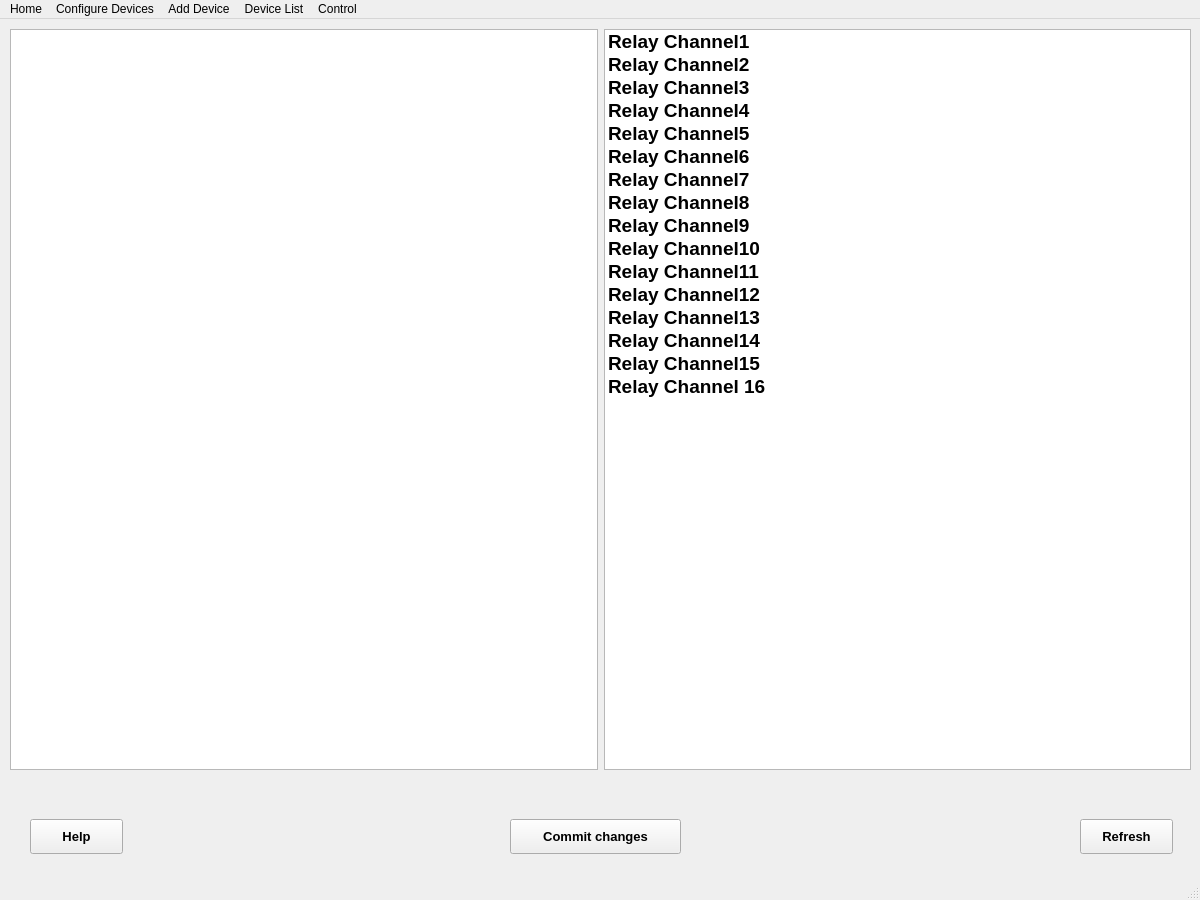
Before: the Qt Designer form view/Configure.ui in abhipray-cpu/home-automatation, drawn with Qt 5.
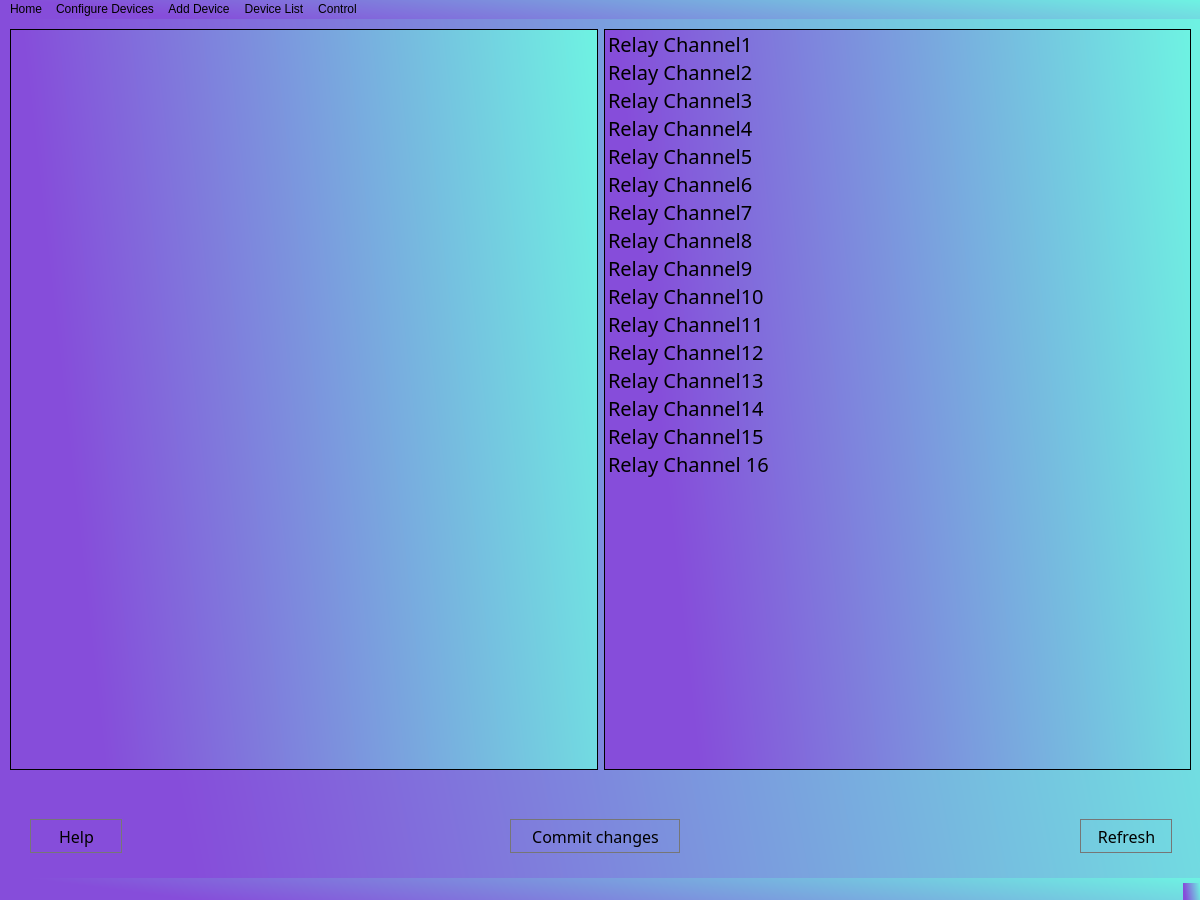
After: the same form once the commit is applied.

The edit to the form file:
```diff
--- a/view/Configure.ui
+++ b/view/Configure.ui
@@ -13,6 +13,9 @@
   <property name="windowTitle">
    <string>MainWindow</string>
   </property>
+  <property name="styleSheet">
+   <string notr="true">background-color: qlineargradient(spread:pad, x1:0.039801, y1:0.136, x2:1, y2:0, stop:0 rgba(134, 77, 218, 255), stop:1 rgba(110, 243, 226, 255));</string>
+  </property>
   <widget class="QWidget" name="MainWidget">
    <widget class="QWidget" name="horizontalLayoutWidget">
     <property name="geometry">
@@ -28,22 +31,35 @@
       <widget class="QListWidget" name="AvailabelDevieList">
        <property name="font">
         <font>
-         <pointsize>14</pointsize>
-         <weight>75</weight>
-         <bold>true</bold>
+         <family>Mongolian Baiti</family>
+         <pointsize>15</pointsize>
+         <weight>50</weight>
+         <italic>false</italic>
+         <bold>false</bold>
         </font>
        </property>
+       <property name="styleSheet">
+        <string notr="true">font: 15pt &quot;Mongolian Baiti&quot;;</string>
+       </property>
       </widget>
      </item>
      <item>
       <widget class="QListWidget" name="ActiveDeviceList">
        <property name="font">
         <font>
-         <pointsize>14</pointsize>
-         <weight>75</weight>
-         <bold>true</bold>
+         <family>Mongolian Baiti</family>
+         <pointsize>15</pointsize>
+         <weight>50</weight>
+         <italic>false</italic>
+         <bold>false</bold>
         </font>
        </property>
+       <property name="toolTip">
+        <string extracomment="This is the list of available relay channels"/>
+       </property>
+       <property name="styleSheet">
+        <string notr="true">font: 15pt &quot;Mongolian Baiti&quot;;</string>
+       </property>
        <item>
         <property name="text">
          <string>Relay Channel1</string>
@@ -139,14 +155,28 @@
     </property>
     <property name="font">
      <font>
-      <pointsize>10</pointsize>
-      <weight>75</weight>
-      <bold>true</bold>
+      <family>Mongolian Baiti</family>
+      <pointsize>12</pointsize>
+      <weight>50</weight>
+      <italic>false</italic>
+      <bold>false</bold>
      </font>
     </property>
+    <property name="autoFillBackground">
+     <bool>false</bool>
+    </property>
+    <property name="styleSheet">
+     <string notr="true">font: 12pt &quot;Mongolian Baiti&quot;;</string>
+    </property>
     <property name="text">
      <string>Help</string>
     </property>
+    <property name="default">
+     <bool>true</bool>
+    </property>
+    <property name="flat">
+     <bool>true</bool>
+    </property>
    </widget>
    <widget class="QPushButton" name="CommitChangeBtn">
     <property name="geometry">
@@ -159,14 +189,26 @@
     </property>
     <property name="font">
      <font>
-      <pointsize>10</pointsize>
-      <weight>75</weight>
-      <bold>true</bold>
+      <family>Mongolian Baiti</family>
+      <pointsize>12</pointsize>
+      <weight>50</weight>
+      <italic>false</italic>
+      <bold>false</bold>
      </font>
     </property>
+    <property name="styleSheet">
+     <string notr="true">font: 12pt &quot;Mongolian Baiti&quot;;
+</string>
+    </property>
     <property name="text">
      <string>Commit changes</string>
     </property>
+    <property name="default">
+     <bool>true</bool>
+    </property>
+    <property name="flat">
+     <bool>true</bool>
+    </property>
    </widget>
    <widget class="QPushButton" name="refresh">
     <property name="geometry">
@@ -179,14 +221,28 @@
     </property>
     <property name="font">
      <font>
-      <pointsize>10</pointsize>
-      <weight>75</weight>
-      <bold>true</bold>
+      <family>Mongolian Baiti</family>
+      <pointsize>12</pointsize>
+      <weight>50</weight>
+      <italic>false</italic>
+      <bold>false</bold>
      </font>
     </property>
+    <property name="styleSheet">
+     <string notr="true">font: 12pt &quot;Mongolian Baiti&quot;;</string>
+    </property>
     <property name="text">
      <string>Refresh</string>
     </property>
+    <property name="autoDefault">
+     <bool>false</bool>
+    </property>
+    <property name="default">
+     <bool>true</bool>
+    </property>
+    <property name="flat">
+     <bool>true</bool>
+    </property>
    </widget>
   </widget>
   <widget class="QMenuBar" name="menubar">
```
